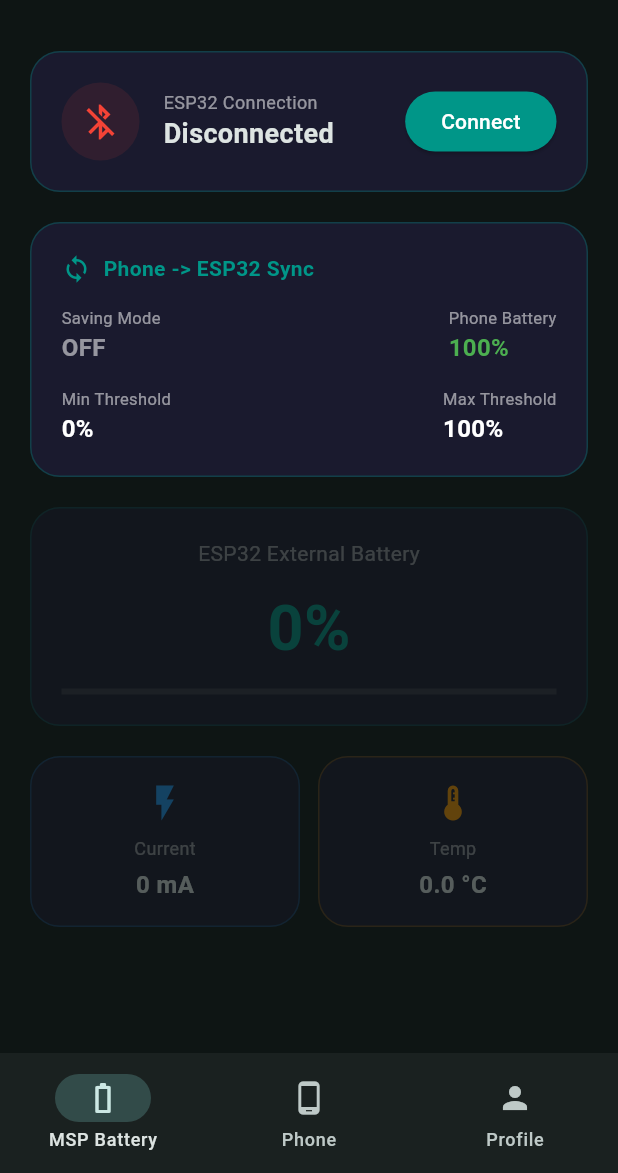
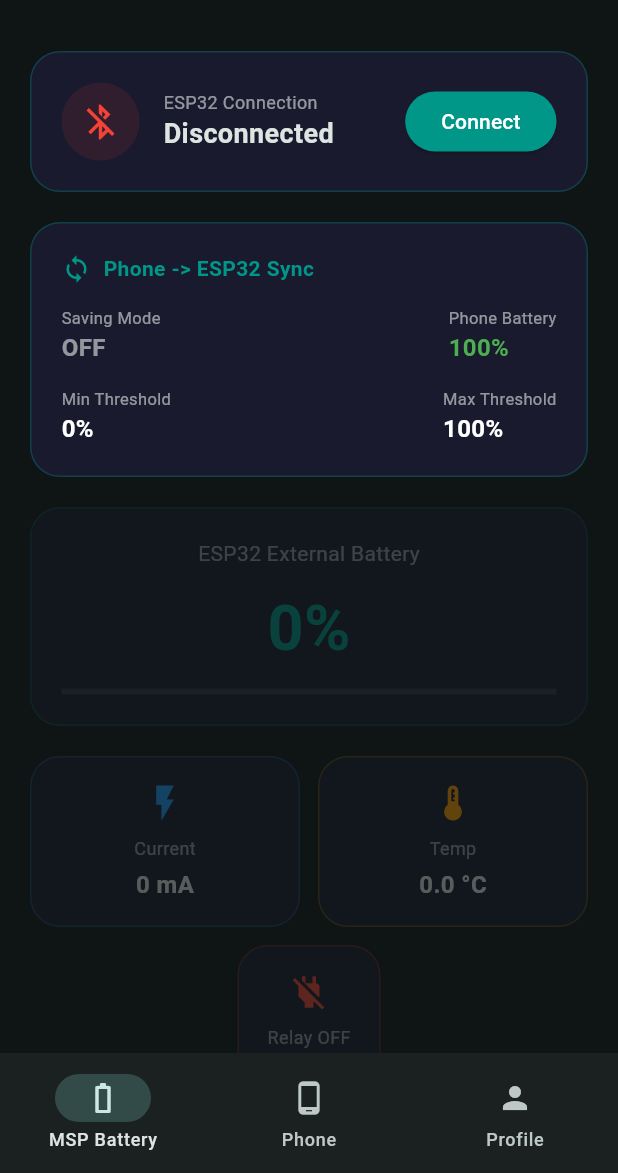
Before and after one commit to z4pp4l4/Smart-Charger-MSP432, a Flutter app: the MyHomePage screen opened directly with empty values, on a phone screen of 412 x 824 dp, the part 63-1236 px from its top. Run offline on Flutter 3.47's test engine with Material 3 defaults, Android fonts, the phone set to English and light mode, and no system bars; our stand-ins replace battery_plus, device_info_plus, flutter_blue_plus, permission_handler, shared_preferences; missing offline and left inert: app_settings; accounts and stored records are empty.

Commit message:
Upgraded app widget for relay

```diff
--- a/android-app/lib/views/pages/esp_page.dart
+++ b/android-app/lib/views/pages/esp_page.dart
@@ -44,6 +44,7 @@ class _EspPageState extends State<EspPage> {
   int extBatteryLevel = 0;
   double temperature = 0.0;
   int current = 0;
+  bool relayOn = false;
 
   @override
   void initState() {
@@ -172,11 +173,14 @@ class _EspPageState extends State<EspPage> {
       if (value.isNotEmpty) {
         String data = utf8.decode(value);
         List<String> parts = data.split(':');
-        if (parts.length == 3) {
+        if (parts.length >= 3) {
           setState(() {
             extBatteryLevel = int.tryParse(parts[0]) ?? extBatteryLevel;
             temperature = double.tryParse(parts[1]) ?? temperature;
             current = int.tryParse(parts[2]) ?? current;
+            if (parts.length >= 4) {
+              relayOn = parts[3].trim() == '1';
+            }
           });
         }
       }
@@ -445,6 +449,13 @@ class _EspPageState extends State<EspPage> {
                       Expanded(child: _infoCard(Icons.thermostat, "Temp", "$temperature °C", Colors.orange)),
                     ],
                   ),
+                  const SizedBox(height: 12),
+                  _infoCard(
+                    relayOn ? Icons.power : Icons.power_off,
+                    relayOn ? "Relay ON" : "Relay OFF",
+                    relayOn ? "Charging" : "Stopped",
+                    relayOn ? Colors.green : Colors.red,
+                  ),
                 ],
               ),
             ),
```
Also changed, not shown: android-app/lib/services/ble_service.dart (+17 -6 lines).
